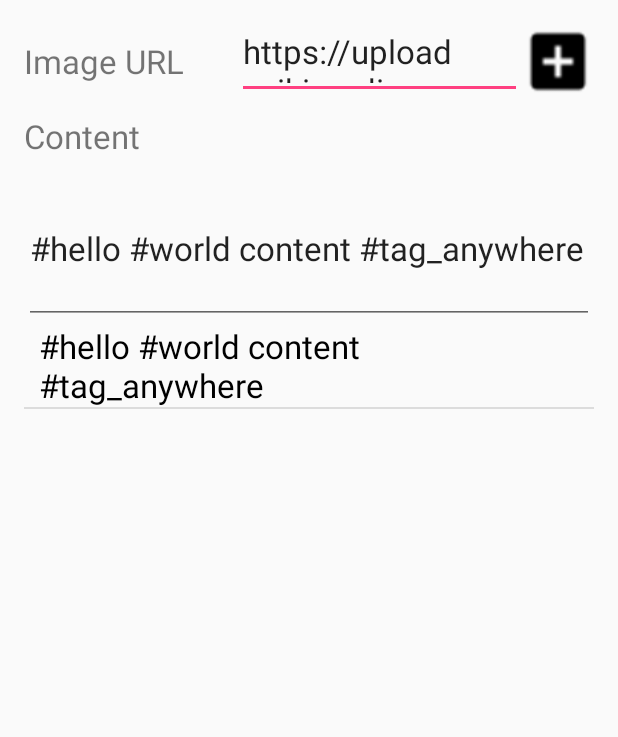
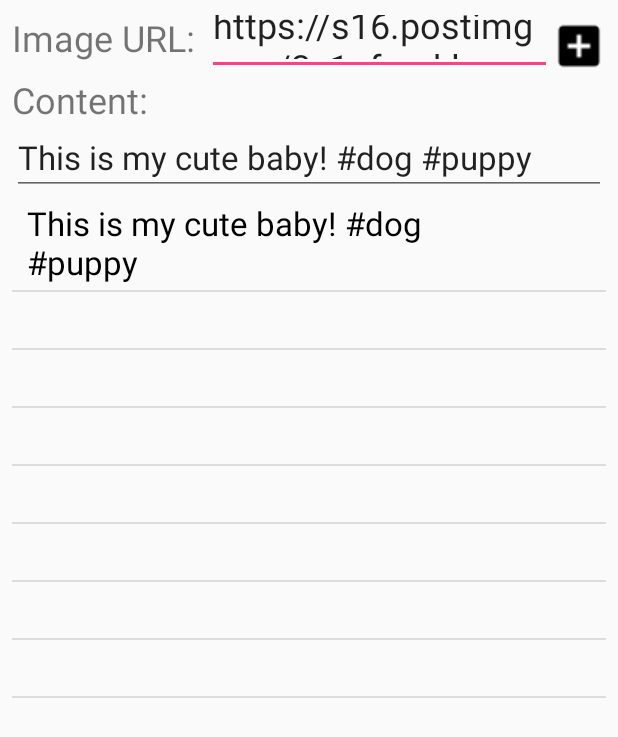
Before and after one commit to hayoungc/CS543_PubSubImage, an Android app: the PubActivity screen opened directly, with no data from a screen before it, after a tap on an icon or button, on a phone screen of 412 x 824 dp. Shown: the top 737 px of the screen. Run offline under Robolectric (Android 15) with nearby library versions, the phone set to English and light mode, and no system bars; libraries missing offline, so code that uses them is left out: org.eclipse.paho; 5 statements that could not run were skipped.

Commit message:
Nicer layout

```diff
--- a/app/src/main/java/com/example/jaewonkim/pubsubimage/FeedAdapter.java
+++ b/app/src/main/java/com/example/jaewonkim/pubsubimage/FeedAdapter.java
@@ -19,12 +19,14 @@ public class FeedAdapter extends RecyclerView.Adapter<FeedAdapter.ViewHolder> {
 
     public class ViewHolder extends RecyclerView.ViewHolder {
         CardView mCardView;
+        TextView mPublishedTime;
         ImageView mImage;
         TextView mText;
 
         public ViewHolder(CardView cv) {
             super(cv);
             mCardView = cv;
+            mPublishedTime = (TextView) cv.findViewById(R.id.published_time_view);
             mImage = (ImageView) cv.findViewById(R.id.feed_image_view);
             mText = (TextView) cv.findViewById(R.id.feed_text_view);
         }
@@ -56,6 +58,7 @@ public class FeedAdapter extends RecyclerView.Adapter<FeedAdapter.ViewHolder> {
 
         FeedPost post = mPosts.get(position);
 
+        holder.mPublishedTime.setText(post.publishedTime);
         holder.mText.setText(post.content);
 
         ImageView imgView = holder.mImage;
@@ -64,8 +67,8 @@ public class FeedAdapter extends RecyclerView.Adapter<FeedAdapter.ViewHolder> {
             final BitmapWorkerTask task = new BitmapWorkerTask(imgView);
             final AsyncDrawable asyncDrawable =
                     new AsyncDrawable(imgView.getResources(), null, task);
+            task.execute(imageUrl);
             imgView.setImageDrawable(asyncDrawable);
-            task.execute(imageUrl);
         }
     }
 
--- a/app/src/main/java/com/example/jaewonkim/pubsubimage/FeedPost.java
+++ b/app/src/main/java/com/example/jaewonkim/pubsubimage/FeedPost.java
@@ -16,24 +16,28 @@ public class FeedPost {
     private static final String TAG = "FeedPost";
 
     private static final String JSON_NAME_ID = "id";
+    private static final String JSON_NAME_PUBLISHED_TIME = "published_time";
     private static final String JSON_NAME_IMAGE_URL = "image_url";
     private static final String JSON_NAME_CONTENT = "content";
 
     private static final HashMap<UUID, FeedPost> postMap = new HashMap<>();
 
     public UUID id;
+    public String publishedTime;
     public URL imageUrl;
     public String content;
 
-    public FeedPost(UUID id, URL imageUrl, String content) {
+    public FeedPost(UUID id, String publishedTime, URL imageUrl, String content) {
         this.id = id;
+        this.publishedTime = publishedTime;
         this.imageUrl = imageUrl;
         this.content = content;
     }
 
-    public FeedPost(UUID id, String imageUrl, String content) {
+    public FeedPost(UUID id, String publishedTime, String imageUrl, String content) {
         try {
             this.id = id;
+            this.publishedTime = publishedTime;
             this.imageUrl = new URL(imageUrl);
             this.content = content;
         } catch (MalformedURLException e) {
@@ -45,6 +49,7 @@ public class FeedPost {
     public FeedPost(JSONObject json) {
         try {
             id = UUID.fromString(json.getString(JSON_NAME_ID));
+            publishedTime = json.getString(JSON_NAME_PUBLISHED_TIME);
             imageUrl = new URL(json.getString(JSON_NAME_IMAGE_URL));
             content = json.getString(JSON_NAME_CONTENT);
         } catch (JSONException e) {
@@ -59,6 +64,7 @@ public class FeedPost {
         try {
             JSONObject json = new JSONObject();
             json.put(JSON_NAME_ID, id.toString());
+            json.put(JSON_NAME_PUBLISHED_TIME, publishedTime);
             json.put(JSON_NAME_IMAGE_URL, imageUrl.toString());
             json.put(JSON_NAME_CONTENT, content);
             return json;
--- a/app/src/main/java/com/example/jaewonkim/pubsubimage/ListViewAdapter.java
+++ b/app/src/main/java/com/example/jaewonkim/pubsubimage/ListViewAdapter.java
@@ -43,12 +43,15 @@ public class ListViewAdapter  extends BaseAdapter {
 
     @Override
     public int getCount() {
-        return listViewItemList.size();
+        return Math.max(listViewItemList.size(), 8);
     }
 
     @Override
     public Object getItem(int position) {
+        if (position < listViewItemList.size())
             return listViewItemList.get(position);
+        else
+            return new ListViewItem();
     }
 
     @Override
@@ -70,6 +73,7 @@ public class ListViewAdapter  extends BaseAdapter {
         final Button TopicActivation = (Button) convertView.findViewById(R.id.TopicActivation);
         final Button TopicUnsubsc = (Button) convertView.findViewById(R.id.TopicUnsubsc);
 
+        if (position < listViewItemList.size()) {
             // Data Set(listViewItemList)에서 position에 위치한 데이터 참조 획득
             final ListViewItem listViewItem = listViewItemList.get(position);
             //titleTextView.setSingleLine(true);
@@ -81,6 +85,9 @@ public class ListViewAdapter  extends BaseAdapter {
                 TopicActivation.setVisibility(View.INVISIBLE);
                 TopicUnsubsc.setVisibility(View.INVISIBLE);
             } else {
+                TopicActivation.setVisibility(View.VISIBLE);
+                TopicUnsubsc.setVisibility(View.VISIBLE);
+
                 if (listViewItem.isTopicActivation())
                     TopicActivation.setBackgroundResource(R.drawable.subsc_state);
                 else
@@ -113,6 +120,11 @@ public class ListViewAdapter  extends BaseAdapter {
                         notifyDataSetChanged();
                     }
                 });
+            }
+        } else {
+            titleTextView.setText("");
+            TopicActivation.setVisibility(View.INVISIBLE);
+            TopicUnsubsc.setVisibility(View.INVISIBLE);
         }
 
         return convertView;
--- a/app/src/main/java/com/example/jaewonkim/pubsubimage/MainActivity.java
+++ b/app/src/main/java/com/example/jaewonkim/pubsubimage/MainActivity.java
@@ -34,12 +34,12 @@ public class MainActivity extends TabActivity {
         //tab.setup();
 
         TabHost.TabSpec spec1 = mTab.newTabSpec("Subscribe");
-        spec1.setIndicator("Subscribe");
+        spec1.setIndicator(getString(R.string.tab_subscribe));
         spec1.setContent(new Intent(this, SubActivity.class));
         mTab.addTab(spec1);
 
         TabHost.TabSpec spec2 = mTab.newTabSpec("Publish");
-        spec2.setIndicator("Publish");
+        spec2.setIndicator(getString(R.string.tab_publish));
         spec2.setContent(new Intent(this, PubActivity.class));
         mTab.addTab(spec2);
 
--- a/app/src/main/java/com/example/jaewonkim/pubsubimage/PubActivity.java
+++ b/app/src/main/java/com/example/jaewonkim/pubsubimage/PubActivity.java
@@ -1,18 +1,23 @@
 package com.example.jaewonkim.pubsubimage;
 
 //import android.support.v7.app.AppCompatActivity;
+
 import android.app.Activity;
 import android.content.Intent;
 import android.os.Bundle;
 import android.view.View;
 import android.widget.EditText;
 import android.widget.ListView;
+
+import org.eclipse.paho.android.service.MqttAndroidClient;
+import org.eclipse.paho.client.mqttv3.MqttException;
+import org.eclipse.paho.client.mqttv3.MqttMessage;
+
 import java.util.UUID;
+import java.util.Date;
+import java.text.SimpleDateFormat;
 import java.util.regex.Matcher;
 import java.util.regex.Pattern;
-
-import org.eclipse.paho.android.service.MqttAndroidClient;
-import org.eclipse.paho.client.mqttv3.*;
 
 public class PubActivity extends Activity {
 
@@ -21,8 +26,8 @@ public class PubActivity extends Activity {
     EditText ImgURL;
     EditText ContentText;
 
-    final String defaultURL = "https://upload.wikimedia.org/wikipedia/commons/thumb/2/2f/Google_2015_logo.svg/200px-Google_2015_logo.svg.png";
-    final String defaultContent = "#hello #world content #tag_anywhere";
+    final String defaultURL = "https://s16.postimg.org/3z1pfmskl/Common_dog_behaviors_explained.jpg"; // https://s17.postimg.org/8rk66o6q7/scroll0015.jpg";
+    final String defaultContent = "This is my cute baby! #dog #puppy";
 
     private MqttAndroidClient mMqttClient;
 
@@ -55,7 +60,7 @@ public class PubActivity extends Activity {
 
         try {
             MqttAndroidClient mqttAndroidClient = MqttClientManager.getMqttClient();
-            FeedPost fp = new FeedPost(UUID.randomUUID(), urlName, content);
+            FeedPost fp = new FeedPost(UUID.randomUUID(), getCurrentTimeStamp(), urlName, content);
             MqttMessage message = new MqttMessage();
             message.setPayload(fp.toJson().toString().getBytes());
 
@@ -84,4 +89,11 @@ public class PubActivity extends Activity {
         ImgURL.setText(defaultURL);
         ContentText.setText(defaultContent);
     }
+
+    public static String getCurrentTimeStamp() {
+        SimpleDateFormat sdfDate = new SimpleDateFormat("yyyy-MM-dd HH:mm:ss");//dd/MM/yyyy
+        Date now = new Date();
+        String strDate = sdfDate.format(now);
+        return strDate;
+    }
 }
--- a/app/src/main/res/layout/activity_main.xml
+++ b/app/src/main/res/layout/activity_main.xml
@@ -24,7 +24,7 @@
             <TabWidget
                 android:id="@android:id/tabs"
                 android:layout_width="match_parent"
-                android:layout_height="wrap_content" />
+                android:layout_height="40dp" />
 
             <FrameLayout
                 android:id="@android:id/tabcontent"
--- a/app/src/main/res/layout/activity_pub.xml
+++ b/app/src/main/res/layout/activity_pub.xml
@@ -17,51 +17,41 @@
         android:orientation="horizontal">
 
         <TextView
-            android:layout_width="0dp"
+            android:layout_width="130dp"
             android:layout_height="match_parent"
-            android:layout_weight="3"
-            android:text="Image URL"
-            android:textSize="10pt"
+            android:text="Image URL:"
+            android:textSize="24dp"
             android:gravity="center_vertical"/>
         <EditText
             android:layout_width="0dp"
             android:layout_height="match_parent"
-            android:layout_weight="4"
-            android:textSize="10pt"
+            android:layout_weight="1"
+            android:textSize="24dp"
             android:id="@+id/ImgURL"/>
         <Button
-            android:layout_width="0dp"
-            android:layout_height="match_parent"
-            android:layout_weight="1"
+            android:layout_width="36dp"
+            android:layout_height="36dp"
             android:background="@drawable/add_topic"
             android:id="@+id/addPub"
             android:onClick="addPub"/>
 
     </LinearLayout>
 
-    <LinearLayout
+    <TextView
         android:layout_width="match_parent"
-        android:layout_height="50dp"
-        android:orientation="horizontal">
-
-        <TextView
-            android:layout_width="0dp"
-            android:layout_height="match_parent"
-            android:layout_weight="3"
-            android:text="Content"
-            android:textSize="10pt"
-            android:gravity="center_vertical"/>
-    </LinearLayout>
+        android:layout_height="30dp"
+        android:text="Content:"
+        android:textSize="24dp"
+        android:gravity="center_vertical"/>
 
     <LinearLayout
         android:layout_width="match_parent"
-        android:layout_height="100dp"
+        android:layout_height="wrap_content"
         android:orientation="horizontal">
 
         <EditText
             android:layout_width="match_parent"
-            android:layout_height="match_parent"
-            android:layout_weight="3"
+            android:layout_height="wrap_content"
             android:textSize="10pt"
             android:id="@+id/ContentText"/>
     </LinearLayout>
@@ -69,6 +59,7 @@
     <ListView
         android:id="@+id/pubList"
         android:layout_width="match_parent"
-        android:layout_height="match_parent"/>
+        android:layout_height="0dp"
+        android:layout_weight="1"/>
 
 </LinearLayout>
--- a/app/src/main/res/layout/listview_item.xml
+++ b/app/src/main/res/layout/listview_item.xml
@@ -11,7 +11,9 @@
                 <LinearLayout
                     android:id="@+id/message_container"
                     android:layout_width="match_parent"
-                    android:layout_height="wrap_content">
+                    android:layout_height="wrap_content"
+                    android:paddingBottom="4dp"
+                    android:paddingTop="4dp">
 
                         <TextView
                             android:layout_width="wrap_content"
--- a/app/src/main/res/values/dimens.xml
+++ b/app/src/main/res/values/dimens.xml
@@ -1,5 +1,5 @@
 <resources>
     <!-- Default screen margins, per the Android Design guidelines. -->
-    <dimen name="activity_horizontal_margin">16dp</dimen>
-    <dimen name="activity_vertical_margin">16dp</dimen>
+    <dimen name="activity_horizontal_margin">8dp</dimen>
+    <dimen name="activity_vertical_margin">0dp</dimen>
 </resources>
--- a/app/src/main/res/values/strings.xml
+++ b/app/src/main/res/values/strings.xml
@@ -1,5 +1,7 @@
 <resources>
     <string name="app_name">PubSubImage</string>
+    <string name="tab_subscribe">Subscribe</string>
+    <string name="tab_publish">Publish</string>
     <string name="tab_feed">Feed</string>
     <string name="toast_mqtt_success">Sccuess to connect to the MQTT broker.</string>
     <string name="toast_mqtt_fail">Failed to connect to the MQTT broker.</string>
```
Also changed, not shown: app/src/main/java/com/example/jaewonkim/pubsubimage/BitmapWorkerTask.java (+8 -2 lines), app/src/main/res/layout/activity_sub.xml (+12 -9 lines), app/src/main/res/layout/cardview_feed.xml (+17 -5 lines), app/src/main/res/drawable/loading.png (added). Lines whose indentation alone changed are shown as unchanged.
